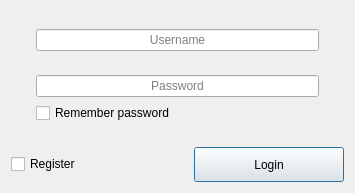
Before: the Qt Designer form QtInterface/login.ui in Pierre-Narcisi/Babel, drawn with Qt 5.
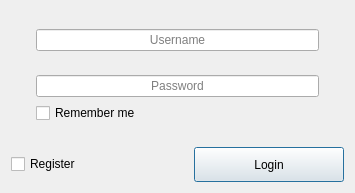
After: the same form once the commit is applied. Icons and pictures are not drawn.

```diff
--- a/QtInterface/login.ui
+++ b/QtInterface/login.ui
@@ -90,7 +90,7 @@
      <item>
       <widget class="QCheckBox" name="checkBoxRemember">
        <property name="text">
-        <string>Remember password</string>
+        <string>Remember me</string>
        </property>
       </widget>
      </item>
```
